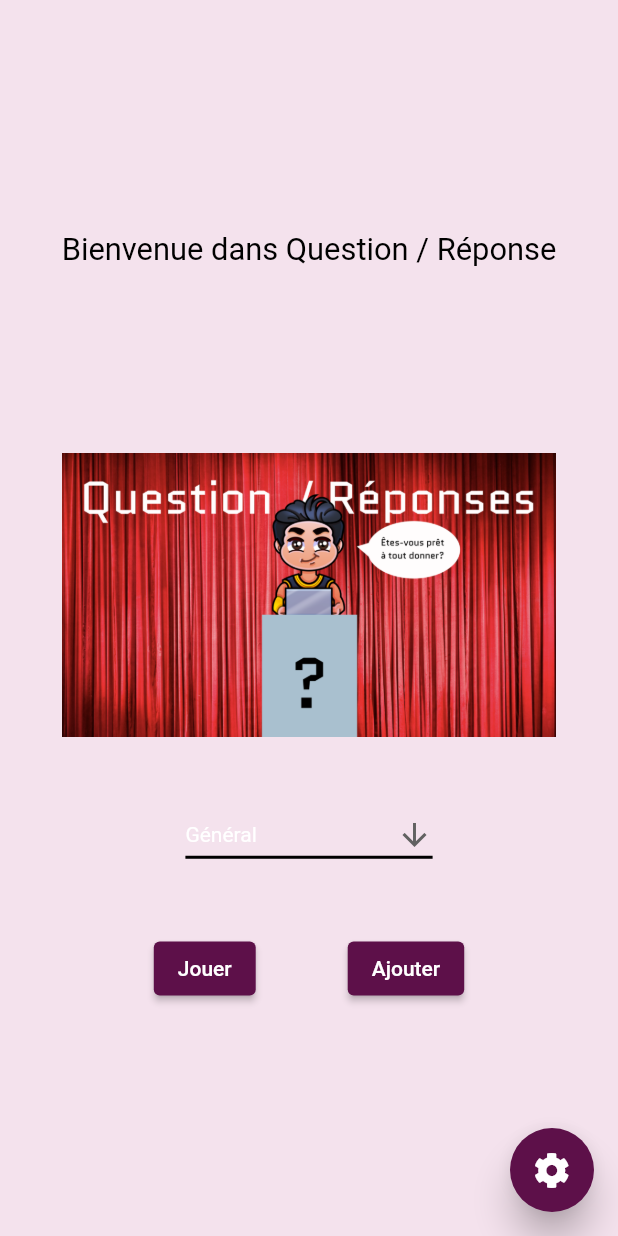
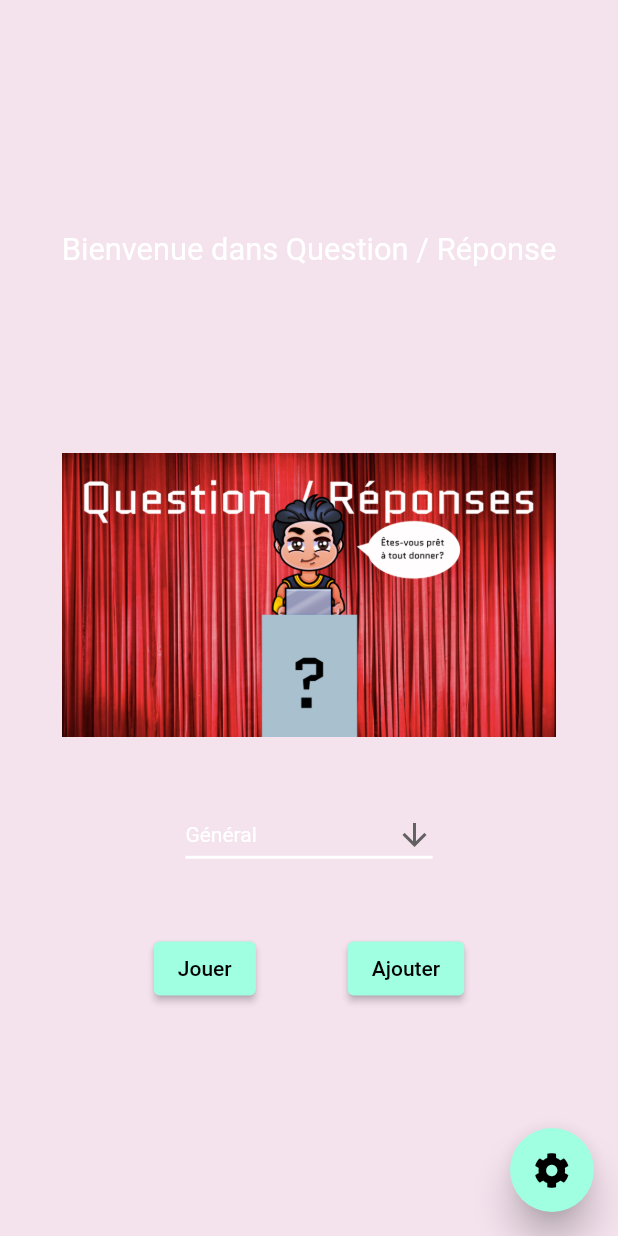
Before and after one commit to benjaminAd/Question-Reponses-TP4, a Flutter app: the screen it shows after launch, on a phone screen of 412 x 824 dp. Run offline on Flutter 3.47's test engine with Material 2 defaults, Android fonts, the phone set to English and light mode, and no system bars; our stand-ins replace bloc, cloud_firestore, firebase_core, firebase_storage, flutter_bloc, font_awesome_flutter and 1 more; accounts and stored records are empty.

Commit message:
Update Color
Mise à jour des couleurs

```diff
--- a/Flutter-Questions-Reponses/lib/views/screen/firebase_init_view.dart
+++ b/Flutter-Questions-Reponses/lib/views/screen/firebase_init_view.dart
@@ -28,44 +28,41 @@ class FirebaseInit extends StatelessWidget {
     );
 
     const colorScheme = ColorScheme.light(
-      primary: Color(0xFF5D1049),
-      secondary: Color(0xFFE30425),
-      primaryVariant: Color(0xFF5D1049),
-      secondaryVariant: Color(0xFFE30425),
+      primary: Color(0xFF9FFFE0),
+      secondary: Color(0xFFFFBCAF),
+      primaryVariant: Color(0xFF9FFFE0),
+      secondaryVariant: Color(0xFFFFBCAF),
       surface: Color(0xFFFFFFFF),
       background: Color(0xFFF4E2ED),
       error: Color(0xFFB00020),
-      onPrimary: Color(0xFFFFFFFF),
-      onSecondary: Color(0xFFFFFFFF),
+      onPrimary: Color(0xFF000000),
+      onSecondary: Color(0xFF000000),
       onSurface: Color(0xFF000000),
       onError: Color(0xFFFD9726),
-      onBackground: Color(0xFF000000),
+      onBackground: Color(0xFFFFFFFF),
       brightness: Brightness.light,
     );
 
     const darkcolorScheme = ColorScheme.dark(
-      primary: Color(0xFF5D1049),
-      secondary: Color(0xFFE30425),
-      primaryVariant: Color(0xFF5D1049),
-      secondaryVariant: Color(0xFFE30425),
+      primary: Color(0xFF2BBD7E),
+      secondary: Color(0xFFC85A54),
+      primaryVariant: Color(0xFF2BBD7E),
+      secondaryVariant: Color(0xFFC85A54),
       surface: Color(0xFFFFFFFF),
       background: Color(0xFF000000),
       error: Color(0xFFB00020),
-      onPrimary: Color(0xFFFFFFFF),
-      onSecondary: Color(0xFFFFFFFF),
+      onPrimary: Color(0xFF000000),
+      onSecondary: Color(0xFF0000),
       onSurface: Color(0xFF000000),
       onError: Color(0xFFFD9726),
-      onBackground: Color(0xFF000000),
+      onBackground: Color(0xFFFFFFFF),
       brightness: Brightness.dark,
     );
 
     final tabBarTheme = TabBarTheme(
-      labelColor: colorScheme.secondary,
-      unselectedLabelColor: colorScheme.onBackground,
       indicator: BoxDecoration(
         border: Border(
           bottom: BorderSide(
-            color: colorScheme.primary,
             width: 2,
           ),
         ),
```
